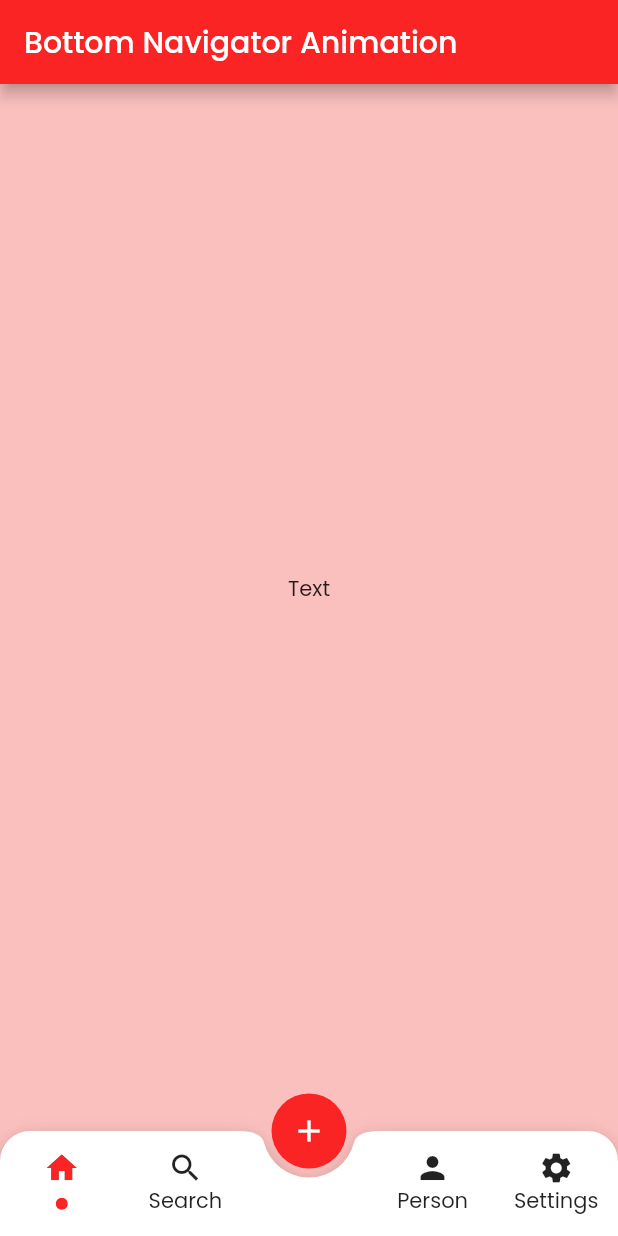
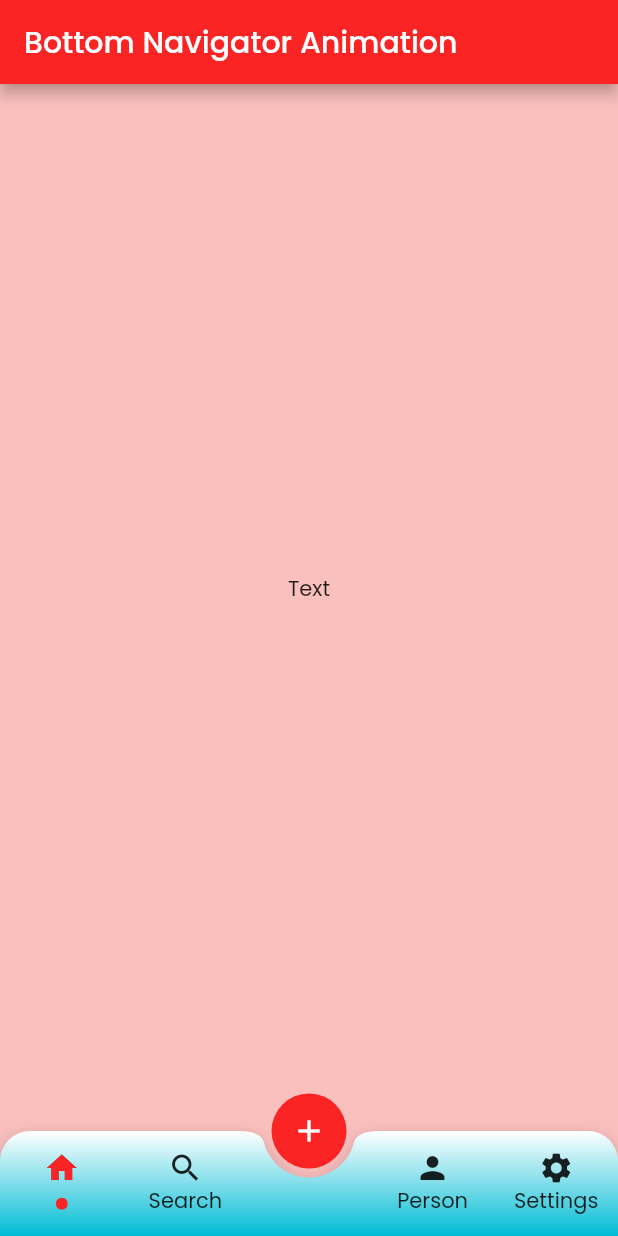
Before and after one commit to Mindinventory/floating_bottom_bar, a Flutter app: the screen it shows after launch, on a phone screen of 412 x 824 dp. Run offline on Flutter 3.47's test engine with Material 2 defaults, Android fonts, the phone set to English and light mode, and no system bars; our stand-ins replace flutter_svg.

Commit message:
Added appbar gradient customization option

```diff
--- a/example/lib/main.dart
+++ b/example/lib/main.dart
@@ -59,6 +59,9 @@ class _BottomNavigatorExampleState extends State<BottomNavigatorExample> {
             body: const Center(child: Text('Text')),
             bottomNavigationBar: AnimatedBottomNavigationBar(
               appbarColor: Colors.white,
+              appbarGradient: const LinearGradient(
+                colors: [Colors.white,Colors.cyan],begin: Alignment.topCenter,end: Alignment.bottomCenter
+              ),
               bottomBarItems: [
                 BottomBarItemsModel(
                   icon: const Icon(Icons.home, size: example.Dimens.iconNormal),
--- a/lib/animated_bottom_navigation_bar.dart
+++ b/lib/animated_bottom_navigation_bar.dart
@@ -45,12 +45,15 @@ class AnimatedBottomNavigationBar extends StatefulWidget {
     required this.bottomBarCenterModel,
     required this.bottomBarItems,
     this.appbarColor = Colors.white,
+    this.appbarGradient,
+
 
     Key? key,
   }) : super(key: key);
   final List<BottomBarItemsModel> bottomBarItems;
   final BottomBarCenterModel bottomBarCenterModel;
   final Color appbarColor;
+  final Gradient? appbarGradient;
 
   @override
   _AnimatedBottomNavigationBarState createState() =>
@@ -81,6 +84,7 @@ class _AnimatedBottomNavigationBarState
           BottomBarItems(
             appbarColor: widget.appbarColor,
             bottomBarItemsList: widget.bottomBarItems,
+            appbarGradient: widget.appbarGradient,
           ),
           AnimatedButton(
             bottomBarCenterModel: widget.bottomBarCenterModel,
--- a/lib/widgets/menu_items.dart
+++ b/lib/widgets/menu_items.dart
@@ -3,10 +3,15 @@ part of floating_bottom_bar;
 /// [BottomBarItems] class is bottom menu item.
 /// Each menu is [BottomBarItemsChild] class.
 class BottomBarItems extends StatefulWidget {
-  const BottomBarItems({required this.bottomBarItemsList, this.appbarColor = Colors.white, Key? key})
+  const BottomBarItems(
+      {required this.bottomBarItemsList,
+      this.appbarColor = Colors.white,
+      this.appbarGradient,
+      Key? key})
       : super(key: key);
   final List<BottomBarItemsModel> bottomBarItemsList;
   final Color appbarColor;
+  final Gradient? appbarGradient;
 
   @override
   State<BottomBarItems> createState() => _BottomBarItemsState();
@@ -48,7 +53,8 @@ class _BottomBarItemsState extends State<BottomBarItems> {
             notchMargin: Dimens.notchMargin,
           ),
           clipBehavior: Clip.antiAlias,
-        child: Container(
+          child: widget.appbarGradient == null
+              ? Container(
                   color: widget.appbarColor,
                   child: SizedBox(
                     child: Row(
@@ -56,8 +62,15 @@ class _BottomBarItemsState extends State<BottomBarItems> {
                     ),
                     height: Dimens.containerHeight,
                   ),
+                )
+              : Container(
+                  decoration: BoxDecoration(gradient: widget.appbarGradient),
+                  child: SizedBox(
+                    child: Row(
+                      children: _listBottomBarItemsChild,
                     ),
-      ),
+                    height: Dimens.containerHeight,
+                  ))),
     );
   }
 
```
Lines whose indentation alone changed are shown as unchanged.
